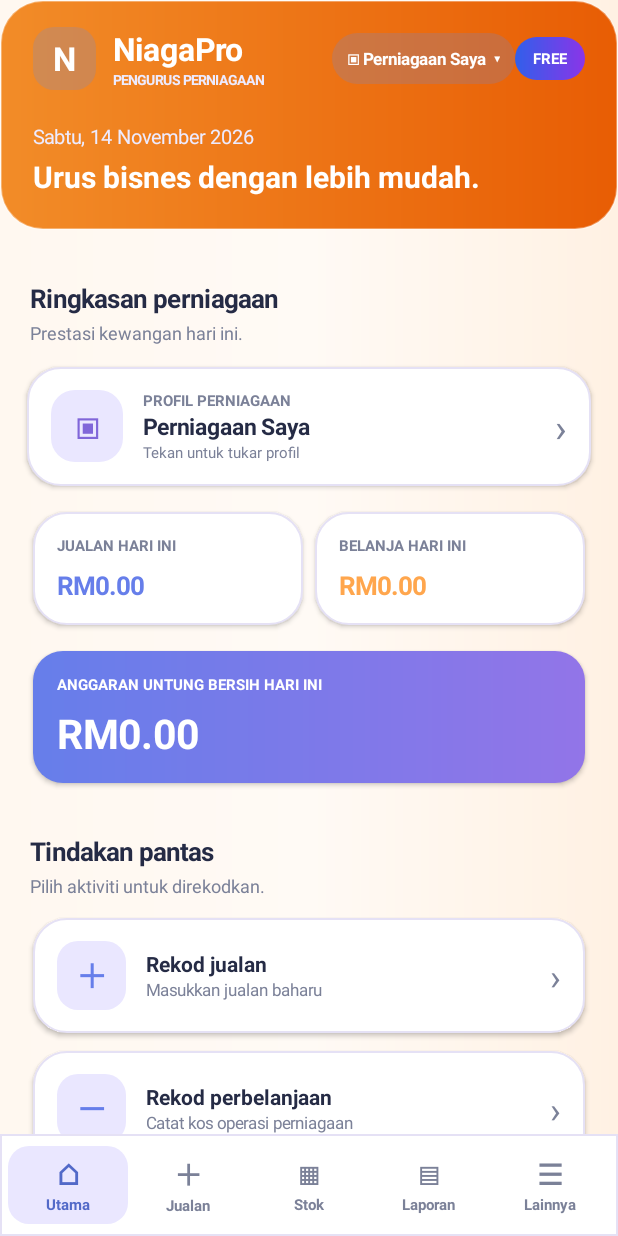
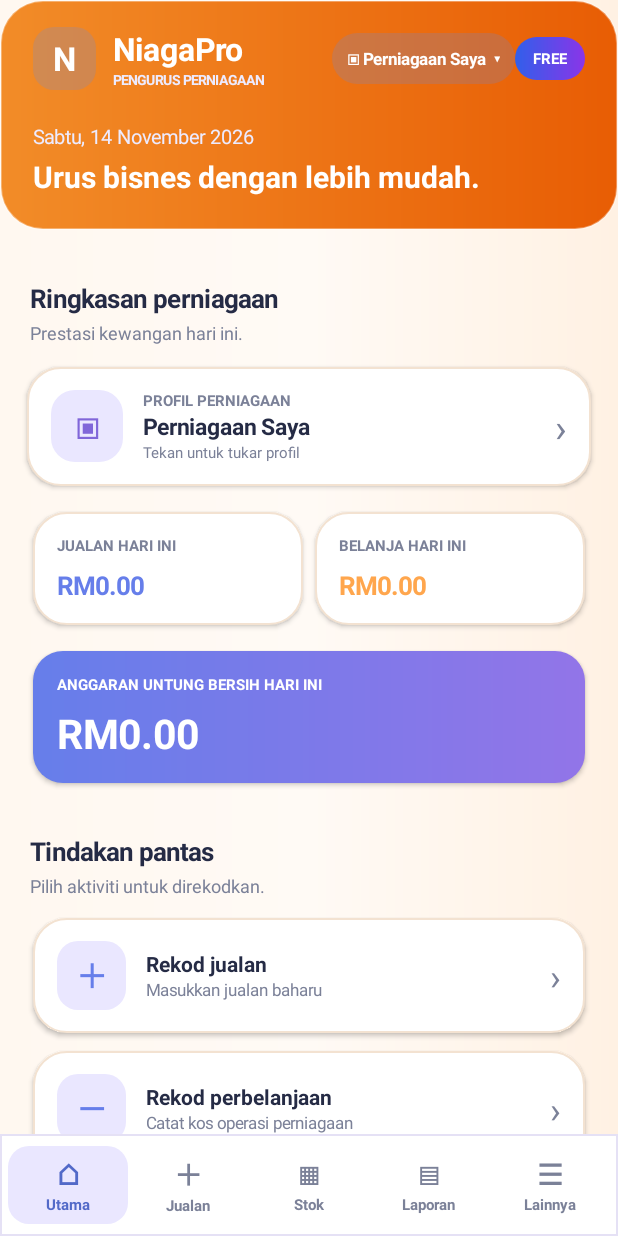
Before and after one commit to skullrex06/NiagaPro, an Android app: the screen it shows after launch (MainActivity), on a phone screen of 412 x 824 dp. Run offline under Robolectric (Android 15) with nearby library versions, the phone set to English and light mode, and no system bars.

Commit message:
Apply warm orange business theme: bg_card_gradient.xml

```diff
--- a/app/src/main/res/drawable/bg_card_gradient.xml
+++ b/app/src/main/res/drawable/bg_card_gradient.xml
@@ -1,5 +1,5 @@
 <shape xmlns:android="http://schemas.android.com/apk/res/android" android:shape="rectangle">
     <solid android:color="#FFFFFF" />
     <corners android:radius="22dp" />
-    <stroke android:width="1dp" android:color="#E5E1F5" />
+    <stroke android:width="1dp" android:color="#F3E2D1" />
 </shape>
```
